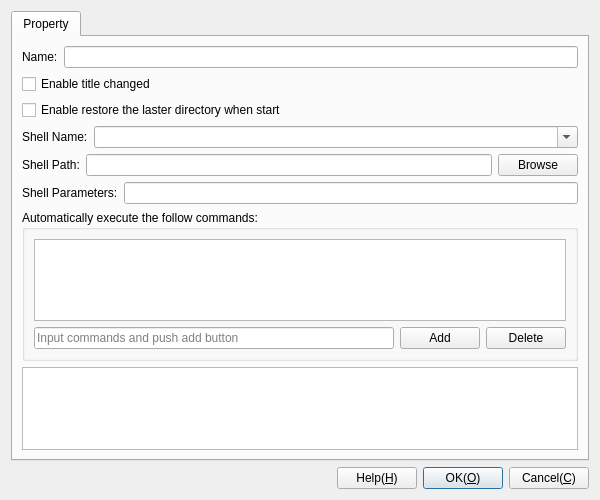
KangLin/RabbitRemoteControl, file Plugins/Terminal/DlgSettingsTerminal.ui: the form before one commit.
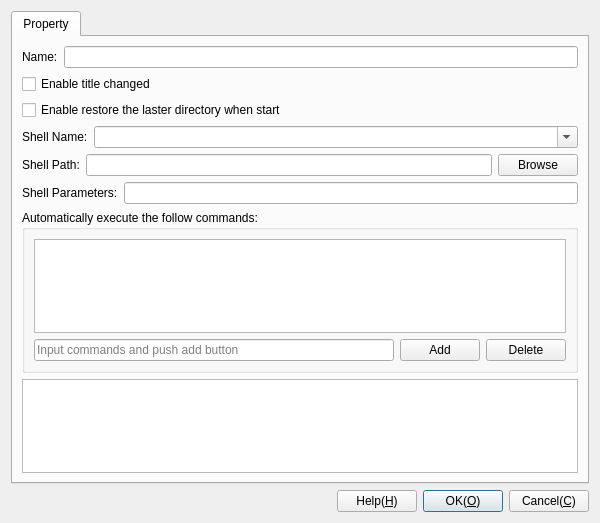
The form after the commit.

Patch:
```diff
--- a/Plugins/Terminal/DlgSettingsTerminal.ui
+++ b/Plugins/Terminal/DlgSettingsTerminal.ui
@@ -7,7 +7,7 @@
     <x>0</x>
     <y>0</y>
     <width>600</width>
-    <height>500</height>
+    <height>523</height>
    </rect>
   </property>
   <property name="windowTitle">
@@ -23,7 +23,7 @@
        </property>
        <property name="sizeHint" stdset="0">
         <size>
-         <width>40</width>
+         <width>20</width>
          <height>20</height>
         </size>
        </property>
```
